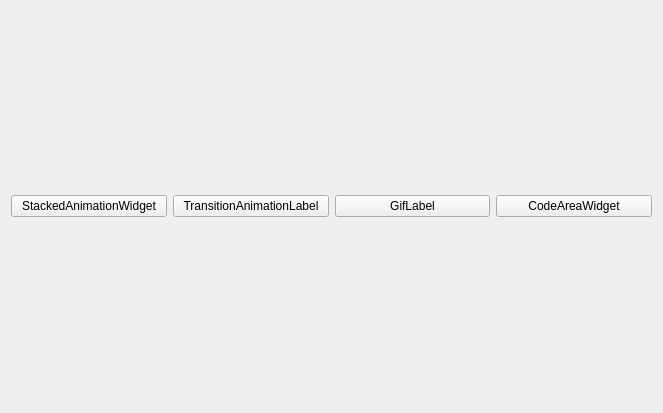
Above: mainwindow.ui from Greedysky/TTKWidgetTools before the change. Below: the same form after it.
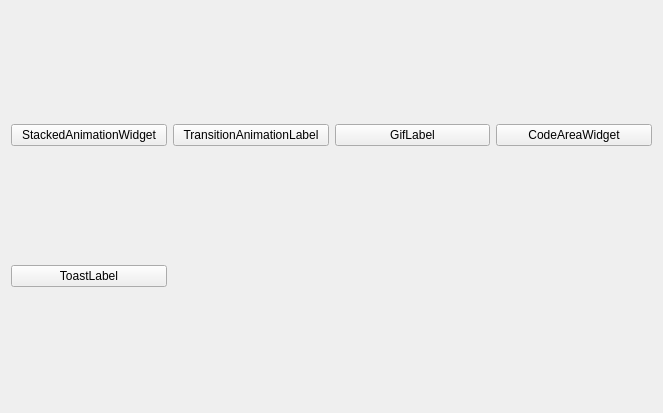
That is the form after the change.

Commit message: Add toast label widget[147648]

```diff
--- a/mainwindow.ui
+++ b/mainwindow.ui
@@ -43,6 +43,13 @@
       </property>
      </widget>
     </item>
+    <item row="1" column="0">
+     <widget class="QPushButton" name="pushButton_4">
+      <property name="text">
+       <string>ToastLabel</string>
+      </property>
+     </widget>
+    </item>
    </layout>
   </widget>
  </widget>
```
The commit also changes 12 other files.
